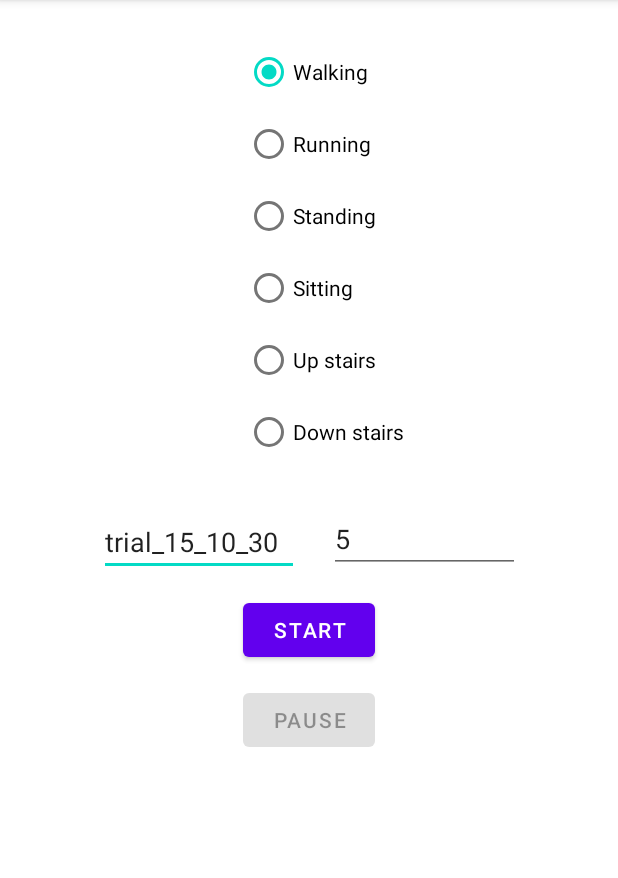
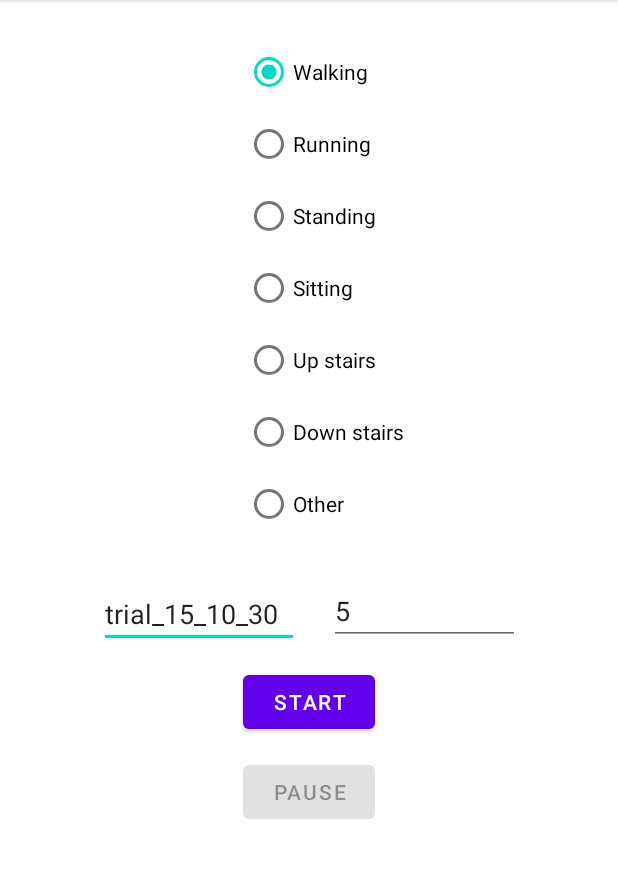
Before and after one commit to tu-nv/CSED700D_action_classifier_android, an Android app: the screen it shows after launch (MainActivity), after a tap on "STOP", on a phone screen of 412 x 824 dp, the part 84-962 px from its top. Run offline under Robolectric (Android 15) with nearby library versions, the phone set to English and light mode, and no system bars; 2 other taps on this screen came first.

Commit message:
fix as1 timestamp to microsec use linear instead of accel add activity class 0 (other)

```diff
--- a/app/src/main/java/com/example/actionclassification/MainActivity.kt
+++ b/app/src/main/java/com/example/actionclassification/MainActivity.kt
@@ -16,17 +16,14 @@ import java.io.File
 import java.io.FileWriter
 import java.lang.ref.WeakReference
 import kotlin.concurrent.withLock
-import android.os.PowerManager
-import android.os.PowerManager.WakeLock
 import android.view.WindowManager
 import java.time.LocalDateTime
 import java.time.format.DateTimeFormatter
-import kotlin.concurrent.fixedRateTimer
 
 
 class MainActivity : AppCompatActivity() {
     private lateinit var mSensorManager : SensorManager
-    private var mAccel : Sensor ?= null
+    private var mLinear : Sensor ?= null
     private var mGravity : Sensor ?= null
     private var mGyro : Sensor ?= null
     private var isSensing : Boolean = false
@@ -41,7 +38,7 @@ class MainActivity : AppCompatActivity() {
         window.addFlags(WindowManager.LayoutParams.FLAG_KEEP_SCREEN_ON)
 
         mSensorManager = getSystemService(Context.SENSOR_SERVICE) as SensorManager
-        mAccel = mSensorManager.getDefaultSensor(Sensor.TYPE_ACCELEROMETER)
+        mLinear = mSensorManager.getDefaultSensor(Sensor.TYPE_LINEAR_ACCELERATION)
         mGravity = mSensorManager.getDefaultSensor(Sensor.TYPE_GRAVITY)
         mGyro = mSensorManager.getDefaultSensor(Sensor.TYPE_GYROSCOPE)
 
@@ -106,7 +103,7 @@ class MainActivity : AppCompatActivity() {
 
     private fun startSensing() {
         setDiscardUntilTime()
-        mSensorManager.registerListener(sensorMonitor, mAccel, samplingPeriodUs, sensorMonitor?.mWorkerHandler)
+        mSensorManager.registerListener(sensorMonitor, mLinear, samplingPeriodUs, sensorMonitor?.mWorkerHandler)
         mSensorManager.registerListener(sensorMonitor, mGravity, samplingPeriodUs, sensorMonitor?.mWorkerHandler)
         mSensorManager.registerListener(sensorMonitor, mGyro, samplingPeriodUs, sensorMonitor?.mWorkerHandler)
     }
@@ -122,13 +119,13 @@ class MainActivity : AppCompatActivity() {
         val targetDir = createTargetDir(activityId)
         var toastText = ""
         sensorMonitor?.lock?.withLock {
-            saveSensorData(sensorMonitor?.accelEvents, activityId, targetDir, "linear.csv")
+            saveSensorData(sensorMonitor?.linearEvents, activityId, targetDir, "linear.csv")
             saveSensorData(sensorMonitor?.gravityEvents, activityId, targetDir, "gravity.csv")
             saveSensorData(sensorMonitor?.gyroEvents, activityId, targetDir, "gyro.csv")
-            toastText = "accel: " + sensorMonitor?.accelEvents?.size +
+            toastText = "accel: " + sensorMonitor?.linearEvents?.size +
                             "\ngravity: " + sensorMonitor?.gravityEvents?.size +
                             "\ngyro: " + sensorMonitor?.gyroEvents?.size +
-                            "\ntime: " + (sensorMonitor?.accelEvents?.size!! * samplingPeriodUs / 1_000_000)
+                            "\ntime: " + (sensorMonitor?.linearEvents?.size!! * samplingPeriodUs / 1_000_000)
             sensorMonitor?.clearAllEvents()
         }
         Toast.makeText(applicationContext, toastText, Toast.LENGTH_LONG).show()
@@ -160,6 +157,7 @@ class MainActivity : AppCompatActivity() {
             R.id.rad_btn_sitting -> 4
             R.id.rad_btn_upstairs -> 5
             R.id.rad_btn_downstairs -> 6
+            R.id.rad_btn_other -> 0
             else -> 0
         }
     }
--- a/app/src/main/java/com/example/actionclassification/SensorMonitor.kt
+++ b/app/src/main/java/com/example/actionclassification/SensorMonitor.kt
@@ -4,10 +4,8 @@ import android.hardware.Sensor
 import android.hardware.SensorEvent
 import android.hardware.SensorEventListener
 import android.os.Handler
-import com.google.android.material.theme.MaterialComponentsViewInflater
 import java.lang.ref.WeakReference
 import android.os.HandlerThread
-import android.os.Looper
 import java.util.concurrent.atomic.AtomicBoolean
 import java.util.concurrent.atomic.AtomicLong
 import java.util.concurrent.locks.ReentrantLock
@@ -17,7 +15,7 @@ import kotlin.concurrent.withLock
 class SensorMonitor(mActivity : WeakReference<MainActivity>): SensorEventListener {
     private val mWorker = HandlerThread("WorkerThread")
     var mWorkerHandler: Handler? = null
-    var accelEvents: MutableList<String> = ArrayList()
+    var linearEvents: MutableList<String> = ArrayList()
     var gravityEvents: MutableList<String> = ArrayList()
     var gyroEvents: MutableList<String> = ArrayList()
 
@@ -47,8 +45,8 @@ class SensorMonitor(mActivity : WeakReference<MainActivity>): SensorEventListene
         if (lock.tryLock()) {
             try {
                 when (event.sensor?.type) {
-                    Sensor.TYPE_ACCELEROMETER -> {
-                        accelEvents.add(formatSensorEvent(event))
+                    Sensor.TYPE_LINEAR_ACCELERATION -> {
+                        linearEvents.add(formatSensorEvent(event))
                     }
                     Sensor.TYPE_GRAVITY -> {
                         gravityEvents.add(formatSensorEvent(event))
@@ -66,8 +64,8 @@ class SensorMonitor(mActivity : WeakReference<MainActivity>): SensorEventListene
     private fun formatSensorEvent(event: SensorEvent): String {
         return String.format(
             "%d,%.9e,%.9e,%.9e\n",
-            // save timestamp in millisecond unit
-            event.timestamp/1000000,
+            // default sensor timepstamp is nanosec, but we want microsec
+            event.timestamp/1000,
             event.values[0],
             event.values[1],
             event.values[2],
@@ -76,14 +74,14 @@ class SensorMonitor(mActivity : WeakReference<MainActivity>): SensorEventListene
 
     fun dropLastEvents(numEventsToRemove: Int) {
         lock.withLock {
-            accelEvents = accelEvents.dropLast(numEventsToRemove).toMutableList()
+            linearEvents = linearEvents.dropLast(numEventsToRemove).toMutableList()
             gravityEvents = gravityEvents.dropLast(numEventsToRemove).toMutableList()
             gyroEvents = gyroEvents.dropLast(numEventsToRemove).toMutableList()
         }
     }
 
     fun clearAllEvents() {
-        accelEvents = ArrayList()
+        linearEvents = ArrayList()
         gravityEvents = ArrayList()
         gyroEvents = ArrayList()
     }
--- a/app/src/main/res/layout/activity_main.xml
+++ b/app/src/main/res/layout/activity_main.xml
@@ -58,6 +58,12 @@
             android:layout_height="wrap_content"
             android:layout_marginTop="0dp"
             android:text="@string/rad_btn_downstairs" />
+
+        <RadioButton
+            android:id="@+id/rad_btn_other"
+            android:layout_width="match_parent"
+            android:layout_height="wrap_content"
+            android:text="Other" />
     </RadioGroup>
 
     <Button
```
